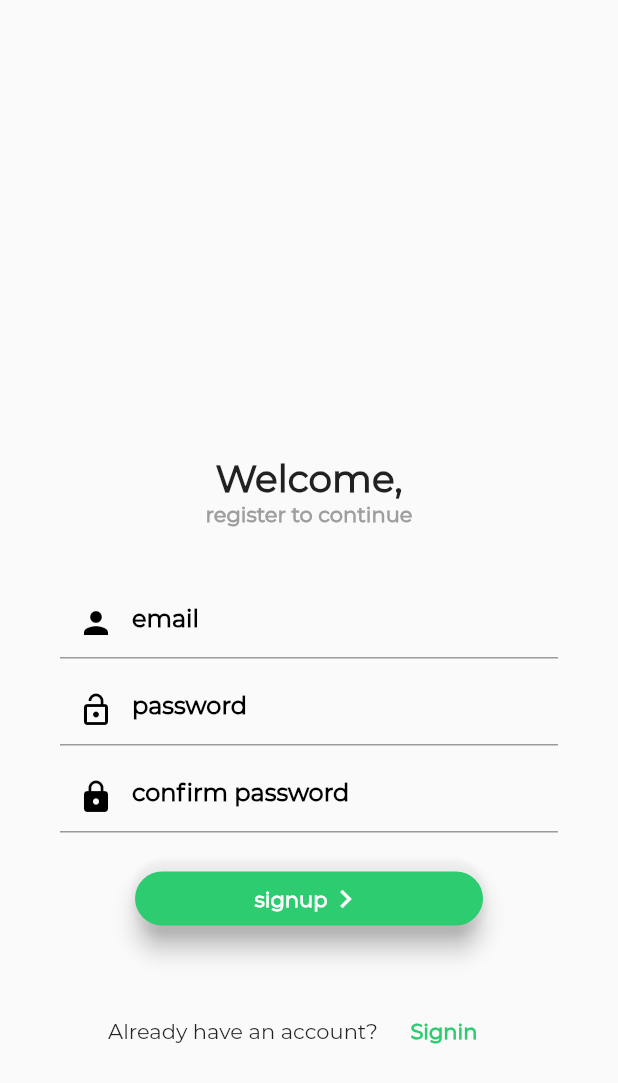
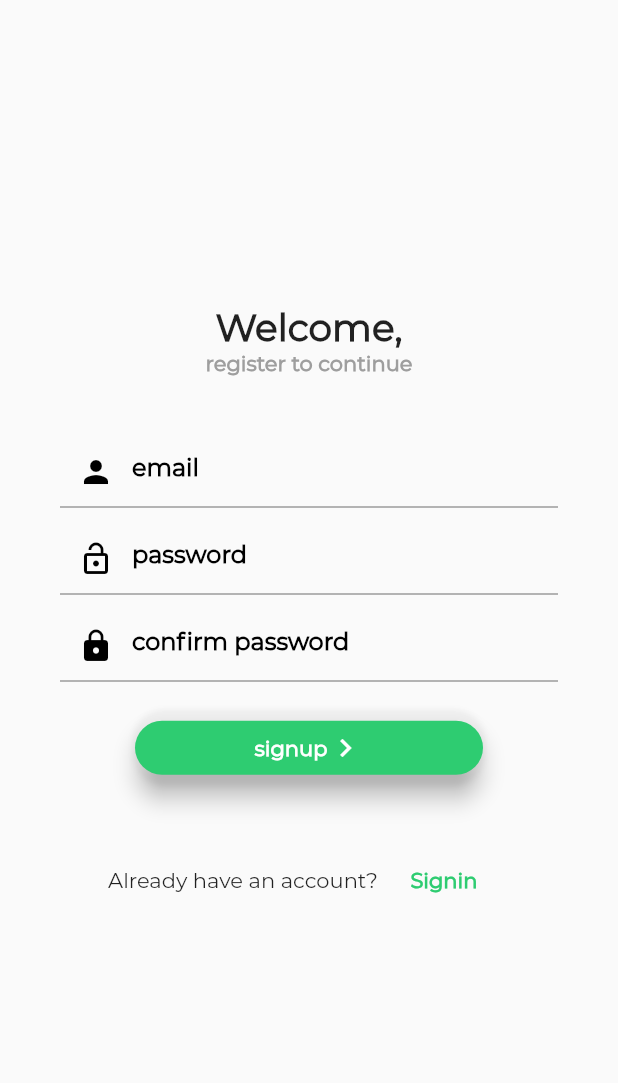
Before and after one commit to fletcher0702/address_manager_mobile_app, a Flutter app: the SignUpScreen screen opened by its route, on a phone screen of 412 x 824 dp. Shown: the top 1083 px of the screen. Run offline on Flutter 3.47's test engine with Material 2 defaults, Android fonts, the phone set to English and light mode, and no system bars; our stand-ins replace dio, flutter_colorpicker, flutter_dotenv, flutter_map, flutter_tags, latlong and 2 more; missing offline and left inert: flutter_circular_chart, flutter_google_places, geocoder, google_maps_webservice, mongo_dart; accounts and stored records are empty; project files that could hold a hidden picture were left out.

Commit message:
fix: 👷 login & signin design update

```diff
--- a/lib/routes/routes.dart
+++ b/lib/routes/routes.dart
@@ -1,4 +1,4 @@
-const HOST = 'http://10.0.2.2:3000';
+const HOST = 'http://68.183.78.0:3000';
 Map<String,String> header = {"Content-Type": "application/json;charset=utf-8"};
 
 // APP ROUTES
--- a/lib/screens/signup_screen.dart
+++ b/lib/screens/signup_screen.dart
@@ -28,13 +28,11 @@ class _SignUpScreenState extends State<SignUpScreen> {
     return Scaffold(
       body: Padding(
         padding: EdgeInsets.only(top: 30.0),
+        child: Center(
           child: Container(
             child: SingleChildScrollView(
               child: Column(
                 children: <Widget>[
-                SizedBox(
-                  height: MediaQuery.of(context).size.height - 550,
-                ),
                   Center(
                       child: Text(
                     'Welcome,',
@@ -201,6 +199,7 @@ class _SignUpScreenState extends State<SignUpScreen> {
             ),
           ),
         ),
+      ),
     );
   }
 
```
Also changed, not shown: lib/screens/login_screen.dart (+3 -4 lines). Lines whose indentation alone changed are shown as unchanged.
